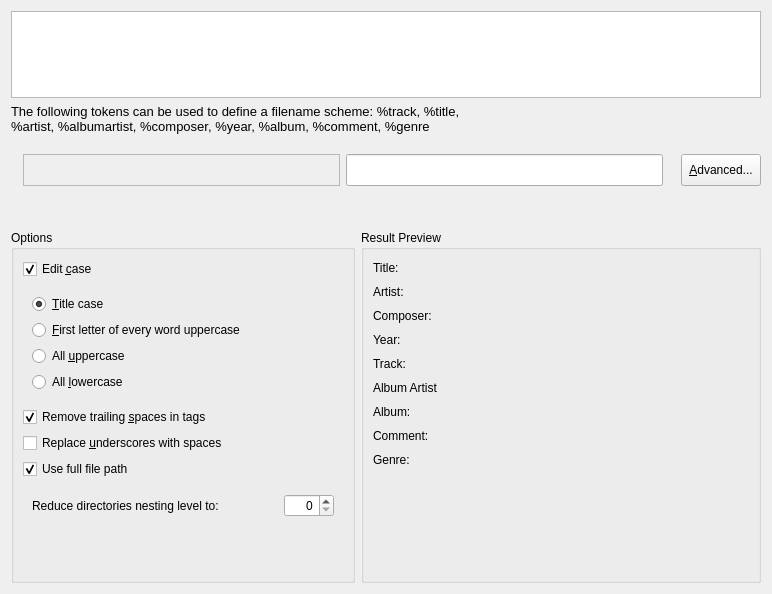
Old version of the form src/dialogs/FilenameLayoutDialog.ui in the repository netrunner-debian-kde-extras/amarok.
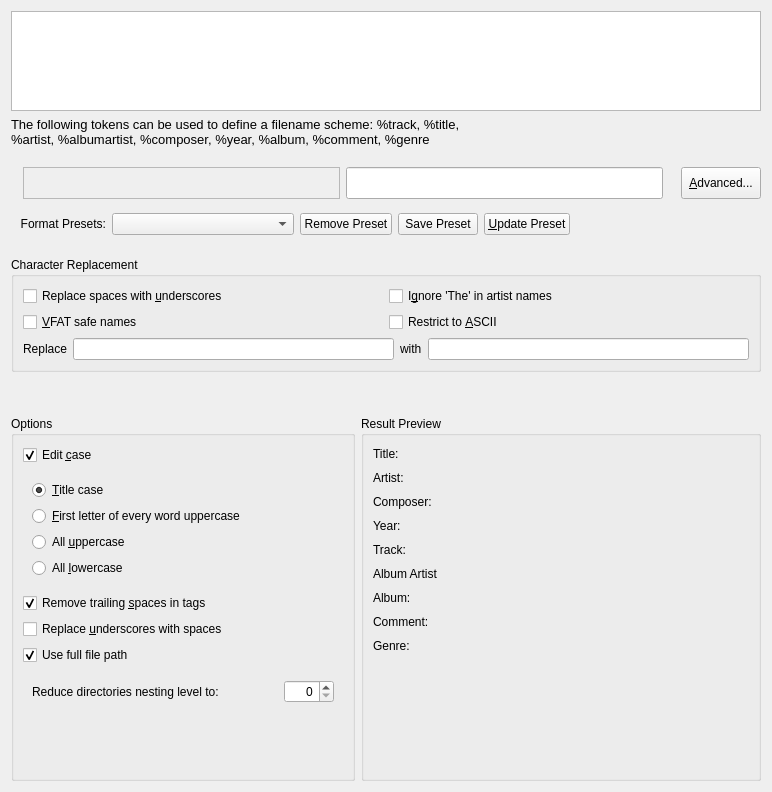
New version of the form. Custom widgets are drawn as their Qt base class.

```diff
--- a/src/dialogs/FilenameLayoutDialog.ui
+++ b/src/dialogs/FilenameLayoutDialog.ui
@@ -6,8 +6,8 @@
    <rect>
     <x>0</x>
     <y>0</y>
-    <width>752</width>
-    <height>594</height>
+    <width>772</width>
+    <height>792</height>
    </rect>
   </property>
   <property name="sizePolicy">
@@ -197,11 +197,17 @@
      <item>
       <widget class="KLineEdit" name="filenameLayoutEdit">
        <property name="sizePolicy">
-        <sizepolicy hsizetype="MinimumExpanding" vsizetype="Preferred">
+        <sizepolicy hsizetype="MinimumExpanding" vsizetype="Fixed">
          <horstretch>0</horstretch>
          <verstretch>0</verstretch>
         </sizepolicy>
        </property>
+       <property name="minimumSize">
+        <size>
+         <width>0</width>
+         <height>32</height>
+        </size>
+       </property>
        <property name="showClearButton" stdset="0">
         <bool>true</bool>
        </property>
@@ -266,10 +272,307 @@
      </item>
     </layout>
    </item>
+   <item>
+    <widget class="QWidget" name="formatPresetWidget" native="true">
+     <property name="sizePolicy">
+      <sizepolicy hsizetype="Preferred" vsizetype="MinimumExpanding">
+       <horstretch>0</horstretch>
+       <verstretch>0</verstretch>
+      </sizepolicy>
+     </property>
+     <layout class="QHBoxLayout" name="horizontalLayout_5" stretch="0,0,0,0,0,0">
+      <property name="topMargin">
+       <number>1</number>
+      </property>
+      <item>
+       <widget class="QLabel" name="label">
+        <property name="sizePolicy">
+         <sizepolicy hsizetype="Preferred" vsizetype="Minimum">
+          <horstretch>0</horstretch>
+          <verstretch>0</verstretch>
+         </sizepolicy>
+        </property>
+        <property name="text">
+         <string>Format Presets:</string>
+        </property>
+        <property name="alignment">
+         <set>Qt::AlignRight|Qt::AlignTrailing|Qt::AlignVCenter</set>
+        </property>
+       </widget>
+      </item>
+      <item>
+       <widget class="QComboBox" name="presetCombo">
+        <property name="sizePolicy">
+         <sizepolicy hsizetype="MinimumExpanding" vsizetype="Fixed">
+          <horstretch>0</horstretch>
+          <verstretch>0</verstretch>
+         </sizepolicy>
+        </property>
+        <property name="minimumSize">
+         <size>
+          <width>150</width>
+          <height>0</height>
+         </size>
+        </property>
+        <property name="toolTip">
+         <string/>
+        </property>
+        <property name="whatsThis">
+         <string>A list of selectable filename scheme/format presets.</string>
+        </property>
+       </widget>
+      </item>
+      <item>
+       <widget class="QPushButton" name="removePresetButton">
+        <property name="toolTip">
+         <string>Removes the currently selected format preset</string>
+        </property>
+        <property name="text">
+         <string>Remove Preset</string>
+        </property>
+       </widget>
+      </item>
+      <item>
+       <widget class="QPushButton" name="addPresetButton">
+        <property name="toolTip">
+         <string>Saves the current scheme/format above as a preset.</string>
+        </property>
+        <property name="text">
+         <string>Save Preset</string>
+        </property>
+       </widget>
+      </item>
+      <item>
+       <widget class="QPushButton" name="updatePresetButton">
+        <property name="text">
+         <string>&amp;Update Preset</string>
+        </property>
+       </widget>
+      </item>
+      <item>
+       <spacer name="horizontalSpacer">
+        <property name="orientation">
+         <enum>Qt::Horizontal</enum>
+        </property>
+        <property name="sizeType">
+         <enum>QSizePolicy::Expanding</enum>
+        </property>
+        <property name="sizeHint" stdset="0">
+         <size>
+          <width>40</width>
+          <height>1</height>
+         </size>
+        </property>
+       </spacer>
+      </item>
+     </layout>
+    </widget>
+   </item>
+   <item>
+    <widget class="QGroupBox" name="groupBox_2">
+     <property name="sizePolicy">
+      <sizepolicy hsizetype="MinimumExpanding" vsizetype="Minimum">
+       <horstretch>0</horstretch>
+       <verstretch>0</verstretch>
+      </sizepolicy>
+     </property>
+     <property name="title">
+      <string>Character Replacement</string>
+     </property>
+     <property name="flat">
+      <bool>true</bool>
+     </property>
+     <layout class="QGridLayout" name="gridLayout_2">
+      <property name="sizeConstraint">
+       <enum>QLayout::SetDefaultConstraint</enum>
+      </property>
+      <item row="0" column="0">
+       <widget class="QCheckBox" name="spaceCheck">
+        <property name="sizePolicy">
+         <sizepolicy hsizetype="MinimumExpanding" vsizetype="Fixed">
+          <horstretch>0</horstretch>
+          <verstretch>0</verstretch>
+         </sizepolicy>
+        </property>
+        <property name="toolTip">
+         <string>If checked, convert spaces to underscores.</string>
+        </property>
+        <property name="whatsThis">
+         <string>If checked all spaces will be replaced with underscores in the file names. If not, spaces will be left as they are.</string>
+        </property>
+        <property name="text">
+         <string>Replace spaces with &amp;underscores</string>
+        </property>
+       </widget>
+      </item>
+      <item row="0" column="1">
+       <widget class="QCheckBox" name="ignoreTheCheck">
+        <property name="sizePolicy">
+         <sizepolicy hsizetype="MinimumExpanding" vsizetype="Fixed">
+          <horstretch>0</horstretch>
+          <verstretch>0</verstretch>
+         </sizepolicy>
+        </property>
+        <property name="toolTip">
+         <string>If checked, postfix artists' names starting with 'The' with ', The'.</string>
+        </property>
+        <property name="whatsThis">
+         <string>If checked all artists that have the word &quot;The&quot; at the beginning will be treated as if the &quot;The&quot; was not there. Example, &quot;The Beatles&quot; would become &quot;Beatles, The&quot;</string>
+        </property>
+        <property name="text">
+         <string>I&amp;gnore 'The' in artist names</string>
+        </property>
+       </widget>
+      </item>
+      <item row="1" column="0">
+       <widget class="QCheckBox" name="vfatCheck">
+        <property name="sizePolicy">
+         <sizepolicy hsizetype="MinimumExpanding" vsizetype="Fixed">
+          <horstretch>0</horstretch>
+          <verstretch>0</verstretch>
+         </sizepolicy>
+        </property>
+        <property name="toolTip">
+         <string>Replace characters that are incompatible with MS-DOS/VFAT file systems with underscores. 
+
+Most people can leave this option enabled.</string>
+        </property>
+        <property name="whatsThis">
+         <string>If checked, replace characters that are incompatible with MS-DOS/VFAT file systems with underscores. Incompatible characters include |?*&lt;&quot;:&gt;+[] and unicode control characters. 
+
+Most people can leave this option enabled as it ensures copying to media devices will function correctly.</string>
+        </property>
+        <property name="text">
+         <string>&amp;VFAT safe names</string>
+        </property>
+       </widget>
+      </item>
+      <item row="1" column="1">
+       <widget class="QCheckBox" name="asciiCheck">
+        <property name="sizePolicy">
+         <sizepolicy hsizetype="MinimumExpanding" vsizetype="Fixed">
+          <horstretch>0</horstretch>
+          <verstretch>0</verstretch>
+         </sizepolicy>
+        </property>
+        <property name="toolTip">
+         <string>&lt;!DOCTYPE HTML PUBLIC &quot;-//W3C//DTD HTML 4.0//EN&quot; &quot;http://www.w3.org/TR/REC-html40/strict.dtd&quot;&gt;
+&lt;html&gt;&lt;head&gt;&lt;meta name=&quot;qrichtext&quot; content=&quot;1&quot; /&gt;&lt;style type=&quot;text/css&quot;&gt;
+p, li { white-space: pre-wrap; }
+&lt;/style&gt;&lt;/head&gt;&lt;body style=&quot; font-family:'Sans Serif'; font-size:9pt; font-weight:400; font-style:normal;&quot;&gt;
+&lt;p style=&quot; margin-top:0px; margin-bottom:0px; margin-left:0px; margin-right:0px; -qt-block-indent:0; text-indent:0px;&quot;&gt;If checked, all non-ASCII characters will be replaced with underscores.&lt;span style=&quot; font-weight:600;&quot;&gt; &lt;/span&gt;&lt;/p&gt;
+&lt;p style=&quot;-qt-paragraph-type:empty; margin-top:0px; margin-bottom:0px; margin-left:0px; margin-right:0px; -qt-block-indent:0; text-indent:0px; font-weight:600;&quot;&gt;&lt;/p&gt;
+&lt;p style=&quot; margin-top:0px; margin-bottom:0px; margin-left:0px; margin-right:0px; -qt-block-indent:0; text-indent:0px;&quot;&gt;&lt;span style=&quot; font-weight:600;&quot;&gt;Do not check this option if you have non-English characters in your tags. &lt;/span&gt;&lt;/p&gt;
+&lt;p style=&quot;-qt-paragraph-type:empty; margin-top:0px; margin-bottom:0px; margin-left:0px; margin-right:0px; -qt-block-indent:0; text-indent:0px;&quot;&gt;&lt;/p&gt;
+&lt;p style=&quot; margin-top:0px; margin-bottom:0px; margin-left:0px; margin-right:0px; -qt-block-indent:0; text-indent:0px;&quot;&gt;Most people can leave this option unchecked.&lt;/p&gt;&lt;/body&gt;&lt;/html&gt;</string>
+        </property>
+        <property name="whatsThis">
+         <string>&lt;!DOCTYPE HTML PUBLIC &quot;-//W3C//DTD HTML 4.0//EN&quot; &quot;http://www.w3.org/TR/REC-html40/strict.dtd&quot;&gt;
+&lt;html&gt;&lt;head&gt;&lt;meta name=&quot;qrichtext&quot; content=&quot;1&quot; /&gt;&lt;style type=&quot;text/css&quot;&gt;
+p, li { white-space: pre-wrap; }
+&lt;/style&gt;&lt;/head&gt;&lt;body style=&quot; font-family:'Sans Serif'; font-size:9pt; font-weight:400; font-style:normal;&quot;&gt;
+&lt;p style=&quot; margin-top:0px; margin-bottom:0px; margin-left:0px; margin-right:0px; -qt-block-indent:0; text-indent:0px;&quot;&gt;If checked, all non-ASCII characters will be replaced with underscores.&lt;span style=&quot; font-weight:600;&quot;&gt; Do not check this option if you have non-English characters in your tags. &lt;/span&gt;&lt;/p&gt;
+&lt;p style=&quot;-qt-paragraph-type:empty; margin-top:0px; margin-bottom:0px; margin-left:0px; margin-right:0px; -qt-block-indent:0; text-indent:0px;&quot;&gt;&lt;/p&gt;
+&lt;p style=&quot; margin-top:0px; margin-bottom:0px; margin-left:0px; margin-right:0px; -qt-block-indent:0; text-indent:0px;&quot;&gt;Most people can leave this option &lt;span style=&quot; font-style:italic;&quot;&gt;unchecked.&lt;/span&gt;&lt;/p&gt;&lt;/body&gt;&lt;/html&gt;</string>
+        </property>
+        <property name="text">
+         <string>Restrict to &amp;ASCII</string>
+        </property>
+       </widget>
+      </item>
+      <item row="4" column="0" colspan="2">
+       <layout class="QHBoxLayout" name="_2">
+        <item>
+         <widget class="QLabel" name="textLabel1">
+          <property name="sizePolicy">
+           <sizepolicy hsizetype="Preferred" vsizetype="Minimum">
+            <horstretch>0</horstretch>
+            <verstretch>0</verstretch>
+           </sizepolicy>
+          </property>
+          <property name="minimumSize">
+           <size>
+            <width>0</width>
+            <height>21</height>
+           </size>
+          </property>
+          <property name="text">
+           <string>Replace</string>
+          </property>
+          <property name="wordWrap">
+           <bool>false</bool>
+          </property>
+         </widget>
+        </item>
+        <item>
+         <widget class="KLineEdit" name="regexpEdit">
+          <property name="sizePolicy">
+           <sizepolicy hsizetype="Expanding" vsizetype="Minimum">
+            <horstretch>0</horstretch>
+            <verstretch>0</verstretch>
+           </sizepolicy>
+          </property>
+          <property name="minimumSize">
+           <size>
+            <width>0</width>
+            <height>21</height>
+           </size>
+          </property>
+          <property name="toolTip">
+           <string>Regular expression</string>
+          </property>
+         </widget>
+        </item>
+        <item>
+         <widget class="QLabel" name="textLabel2">
+          <property name="sizePolicy">
+           <sizepolicy hsizetype="Preferred" vsizetype="Minimum">
+            <horstretch>0</horstretch>
+            <verstretch>0</verstretch>
+           </sizepolicy>
+          </property>
+          <property name="minimumSize">
+           <size>
+            <width>0</width>
+            <height>21</height>
+           </size>
+          </property>
+          <property name="text">
+           <string>with</string>
+          </property>
+          <property name="wordWrap">
+           <bool>false</bool>
+          </property>
+         </widget>
+        </item>
+        <item>
+         <widget class="KLineEdit" name="replaceEdit">
+          <property name="sizePolicy">
+           <sizepolicy hsizetype="Expanding" vsizetype="Minimum">
+            <horstretch>0</horstretch>
+            <verstretch>0</verstretch>
+           </sizepolicy>
+          </property>
+          <property name="minimumSize">
+           <size>
+            <width>0</width>
+            <height>21</height>
+           </size>
+          </property>
+          <property name="toolTip">
+           <string>Character string</string>
+          </property>
+         </widget>
+        </item>
+       </layout>
+      </item>
+     </layout>
+    </widget>
+   </item>
    <item>
     <layout class="QHBoxLayout" name="horizontalLayout_3" stretch="0">
      <property name="spacing">
-      <number>-1</number>
+      <number>6</number>
      </property>
      <property name="bottomMargin">
       <number>0</number>
@@ -786,6 +1089,11 @@
   </layout>
  </widget>
  <customwidgets>
+  <customwidget>
+   <class>KLineEdit</class>
+   <extends>QLineEdit</extends>
+   <header>klineedit.h</header>
+  </customwidget>
   <customwidget>
    <class>KButtonGroup</class>
    <extends>QGroupBox</extends>
@@ -797,11 +1105,6 @@
    <extends>QPushButton</extends>
    <header>kpushbutton.h</header>
   </customwidget>
-  <customwidget>
-   <class>KLineEdit</class>
-   <extends>QLineEdit</extends>
-   <header>klineedit.h</header>
-  </customwidget>
   <customwidget>
    <class>TokenPool</class>
    <extends>QListWidget</extends>
```
